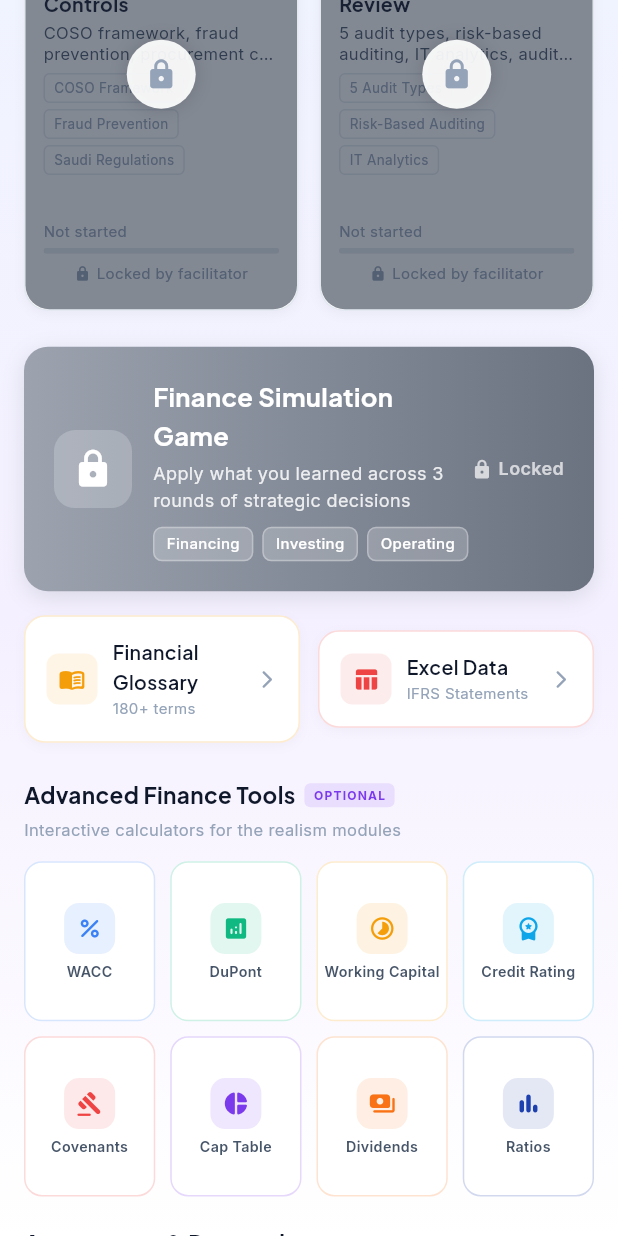
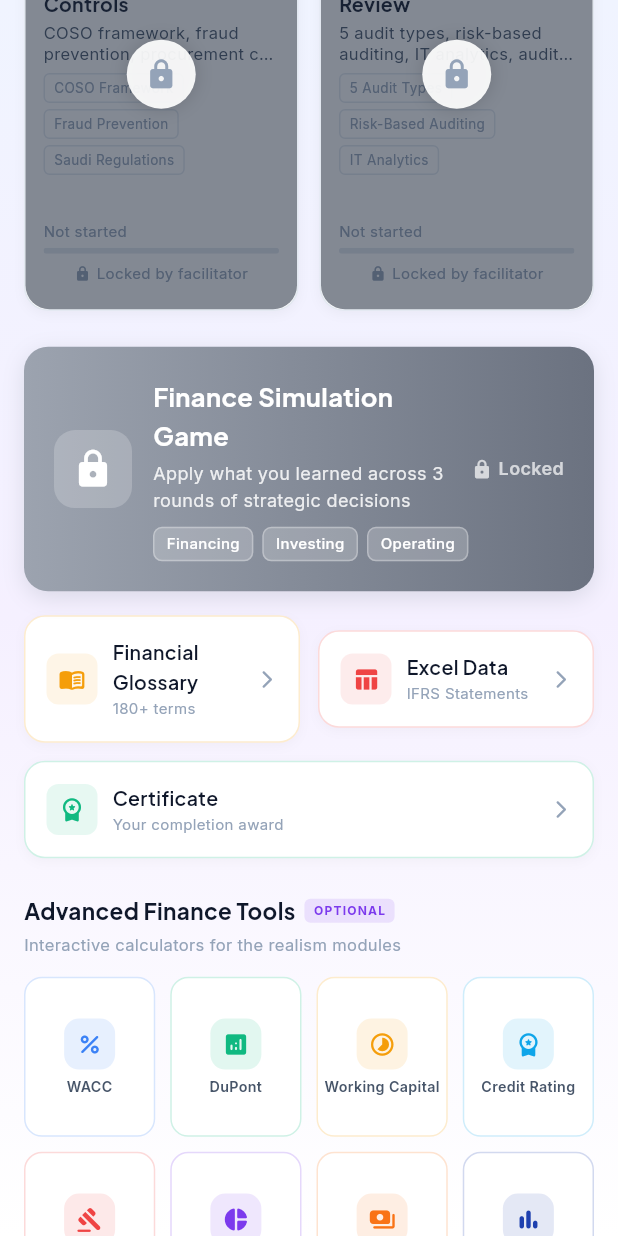
Before and after one commit to AimanSadeq/FinPlay, a Flutter app: the EducationHubScreen screen opened by its route, scrolled down 1728 dp, on a phone screen of 412 x 824 dp. Run offline on Flutter 3.47's test engine with Material 3 defaults, Android fonts, the phone set to English and light mode, and no system bars; drawn by our look-alikes of flutter_animate; our stand-ins replace dio, fl_chart, flutter_native_splash, flutter_riverpod, go_router, google_fonts and 6 more; accounts and stored records are empty; network calls fail.

Commit message:
feat(education): completion certificate in the app (web parity)
The certificate was the one feature a learner could fully earn on iOS and then
be unable to collect there — they had to finish on the website to see, verify
or download it. Everything else that differs between app and web is naming or
navigation; this was a real gap.

- CertificateRepository + Certificate/CertificateStatus models over the
  existing GET /api/certificate/me. Read-only by design: the server issues the
  certificate automatically on the first eligible request, so there is nothing
  for the app to create.
- CertificateScreen at /education/certificate, reachable from a full-width
  tile in the education hub. It is always reachable rather than appearing only
  once earned, because it also answers "how much is left?" — it renders
  progress (n of m modules) before eligibility.
- The printable certificate is opened in the browser rather than redrawn
  natively. It is a server-rendered page, so keeping one source of truth means
  the app can never disagree with what an employer sees on the public
  verification page.
- Verification code is selectable and copyable — it is the part an employer
  actually uses, and transcribing it from a screenshot is the obvious failure.

State handling worth noting: /certificate/me is entitlement-gated, so a lapsed
learner gets 402 SUBSCRIPTION_REQUIRED. ApiClient preserves 4xx bodies, so that
arrives as a normal response and is shown as "access ended, renew on the
website" rather than a generic error — informational only, no price and no
purchase button on this screen. Revoked certificates are surfaced explicitly
instead of silently vanishing, matching how /view and /verify behave.

Verified: flutter analyze clean · 202/202 tests · iOS simulator build succeeds.

Co-Authored-By: Claude Opus 5 (1M context) <noreply@anthropic.com>

```diff
--- a/lib/app/router/app_router.dart
+++ b/lib/app/router/app_router.dart
@@ -23,6 +23,7 @@ import '../../features/education/screens/break_even_screen.dart';
 import '../../features/education/screens/capital_budgeting_screen.dart';
 import '../../features/education/screens/excel_view_screen.dart';
 import '../../features/education/screens/financial_glossary_screen.dart';
+import '../../features/education/screens/certificate_screen.dart';
 import '../../features/education/screens/wacc_screen.dart';
 import '../../features/education/screens/dupont_screen.dart';
 import '../../features/education/screens/working_capital_screen.dart';
@@ -234,6 +235,14 @@ class AppRouter {
         ),
       ),
       GoRoute(
+        path: '/education/certificate',
+        name: 'certificate',
+        pageBuilder: (context, state) => _buildPage(
+          const CertificateScreen(),
+          state,
+        ),
+      ),
+      GoRoute(
         path: '/education/excel',
         name: 'excel-view',
         pageBuilder: (context, state) => _buildPage(
--- a/lib/core/network/api_endpoints.dart
+++ b/lib/core/network/api_endpoints.dart
@@ -86,6 +86,12 @@ class ApiEndpoints {
   static const String shocksHistory = '/shocks/history';
   static const String shocksUnacknowledged = '/shocks/unacknowledged';
   static const String shocksClear = '/shocks/clear';
+
+  // Certificate — awarded once every learning module is complete.
+  // /me is authenticated AND entitlement-gated (a lapsed learner gets 402), because issuing a
+  // certificate is a paid outcome. The public view/verify pages are deliberately NOT gated: an
+  // already-issued certificate must stay verifiable by an employer forever.
+  static const String certificateMe = '/certificate/me';
 
   // Education
   static const String education = '/education';
--- /dev/null
+++ b/lib/data/models/certificate.dart
@@ -0,0 +1,83 @@
+import '../../core/utils/constants.dart';
+
+/// A learner's completion certificate, mirrored from GET /api/certificate/me.
+///
+/// The server issues it automatically the first time every learning module is complete, so there
+/// is no "generate" action — the app only reads. [verificationCode] is the public identifier an
+/// employer can check.
+class Certificate {
+  final String verificationCode;
+  final String learnerName;
+  final String programName;
+  final DateTime? issuedAt;
+
+  /// Server-relative path (e.g. "/api/certificate/view/ABC123"). Use [viewUrl] to open it.
+  final String viewPath;
+
+  const Certificate({
+    required this.verificationCode,
+    required this.learnerName,
+    required this.programName,
+    this.issuedAt,
+    required this.viewPath,
+  });
+
+  /// Absolute URL of the printable certificate — opened in the browser, since it is a
+  /// server-rendered HTML page the app does not reproduce.
+  String get viewUrl => viewPath.startsWith('http')
+      ? viewPath
+      : '${AppConstants.baseUrl}$viewPath';
+
+  /// Public verification page an employer can open to confirm the certificate is genuine.
+  String get verifyUrl => '${AppConstants.baseUrl}/verify/$verificationCode';
+
+  factory Certificate.fromJson(Map<String, dynamic> json) {
+    final issued = json['issuedAt'];
+    return Certificate(
+      verificationCode: json['verificationCode']?.toString() ?? '',
+      learnerName: json['learnerName']?.toString() ?? '',
+      programName: json['programName']?.toString() ?? '',
+      issuedAt: issued == null ? null : DateTime.tryParse(issued.toString())?.toLocal(),
+      viewPath: json['viewUrl']?.toString() ?? '',
+    );
+  }
+}
+
+/// The full state of GET /certificate/me. The endpoint answers three different questions at once
+/// (progress, eligibility, and the certificate itself), so they are modelled together rather than
+/// as a nullable certificate that silently hides *why* it is missing.
+class CertificateStatus {
+  /// Modules completed and the total required — shown as progress while not yet eligible.
+  final int completed;
+  final int total;
+
+  /// True once [completed] >= [total]. Eligibility is decided by the server, not here.
+  final bool eligible;
+
+  /// Set only when eligible and not revoked.
+  final Certificate? certificate;
+
+  /// An issued certificate that was later revoked. Eligible, but must not be presented as valid.
+  final bool revoked;
+
+  /// Access lapsed (HTTP 402). Distinct from "not eligible" — the learner may well have finished
+  /// the work; the server just will not mint a certificate without an active entitlement.
+  final bool subscriptionRequired;
+
+  /// Anything else that went wrong, for display.
+  final String? error;
+
+  const CertificateStatus({
+    this.completed = 0,
+    this.total = 0,
+    this.eligible = false,
+    this.certificate,
+    this.revoked = false,
+    this.subscriptionRequired = false,
+    this.error,
+  });
+
+  /// 0.0–1.0 progress toward eligibility. Guards total == 0 so a not-yet-loaded state renders
+  /// an empty bar rather than throwing.
+  double get progress => total <= 0 ? 0 : (completed / total).clamp(0, 1).toDouble();
+}
--- a/lib/features/education/screens/education_hub_screen.dart
+++ b/lib/features/education/screens/education_hub_screen.dart
@@ -1191,7 +1191,9 @@ class _EducationHubScreenState extends ConsumerState<EducationHubScreen> {
   // ─────────────────────────────────────────────────────────────────────────
   Widget _buildExtraButtons(BuildContext context) {
     final s = ref.watch(stringsProvider);
-    return Row(
+    return Column(
+      children: [
+        Row(
           children: [
             Expanded(
               child: _ExtraButton(
@@ -1211,6 +1213,20 @@ class _EducationHubScreenState extends ConsumerState<EducationHubScreen> {
                 color: AppColors.dangerLight,
                 onTap: () => context.push('/education/excel'),
               ),
+            ),
+          ],
+        ),
+        const SizedBox(height: 12),
+        // Certificate — full width. The screen itself handles every state (progress while
+        // incomplete, the award once earned, revoked, or access-lapsed), so it is always
+        // reachable rather than appearing only after completion. A learner who finished the
+        // work previously had no way to collect it on iOS at all.
+        _ExtraButton(
+          icon: Icons.workspace_premium_rounded,
+          label: s.tr('Certificate', 'الشهادة'),
+          sublabel: s.tr('Your completion award', 'شهادة إتمام البرنامج'),
+          color: AppColors.secondaryLight,
+          onTap: () => context.push('/education/certificate'),
         ),
       ],
     );
--- a/lib/providers/repository_providers.dart
+++ b/lib/providers/repository_providers.dart
@@ -8,8 +8,13 @@ import '../data/repositories/facilitator_repository.dart';
 import '../data/repositories/game_repository.dart';
 import '../data/repositories/self_paced_repository.dart';
 import '../data/repositories/billing_repository.dart';
+import '../data/repositories/certificate_repository.dart';
 
 final apiClientProvider = Provider<ApiClient>((ref) => ApiClient());
+
+final certificateRepositoryProvider = Provider<CertificateRepository>((ref) {
+  return CertificateRepository(ref.watch(apiClientProvider));
+});
 
 final billingRepositoryProvider = Provider<BillingRepository>((ref) {
   return BillingRepository(ref.watch(apiClientProvider));
```
Also changed, not shown: lib/data/repositories/certificate_repository.dart (added, +56 -0 lines), lib/features/education/screens/certificate_screen.dart (added, +288 -0 lines). Lines whose indentation alone changed are shown as unchanged.
